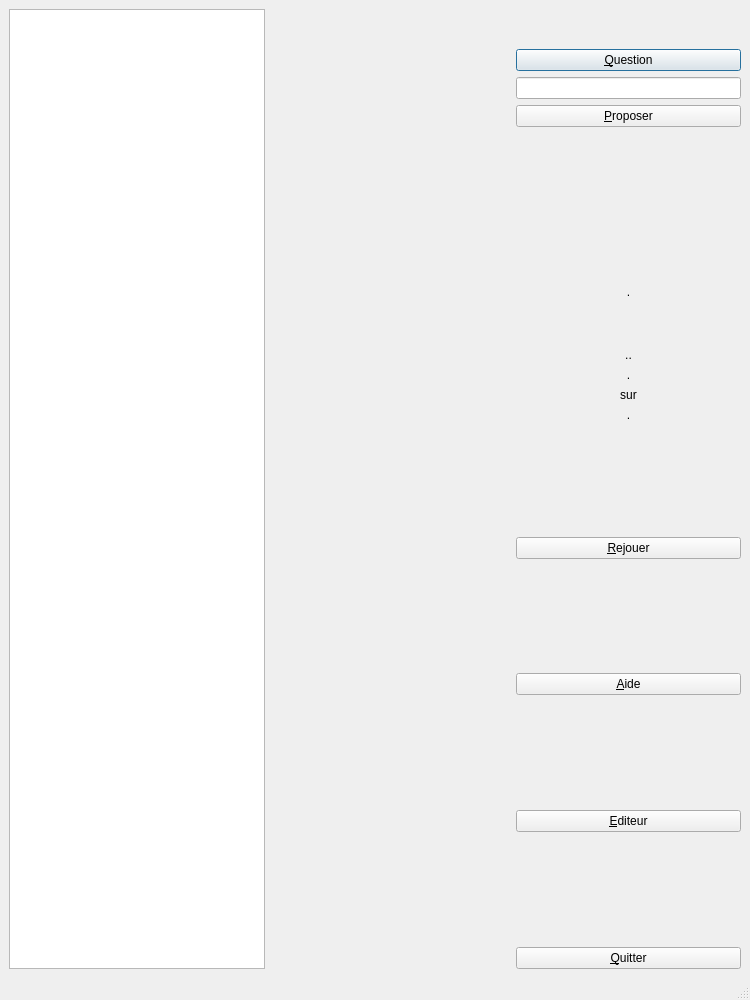
The window that exercice.ui (Txikilinux/leterrier-calculment) describes before a commit, drawn with Qt 5.
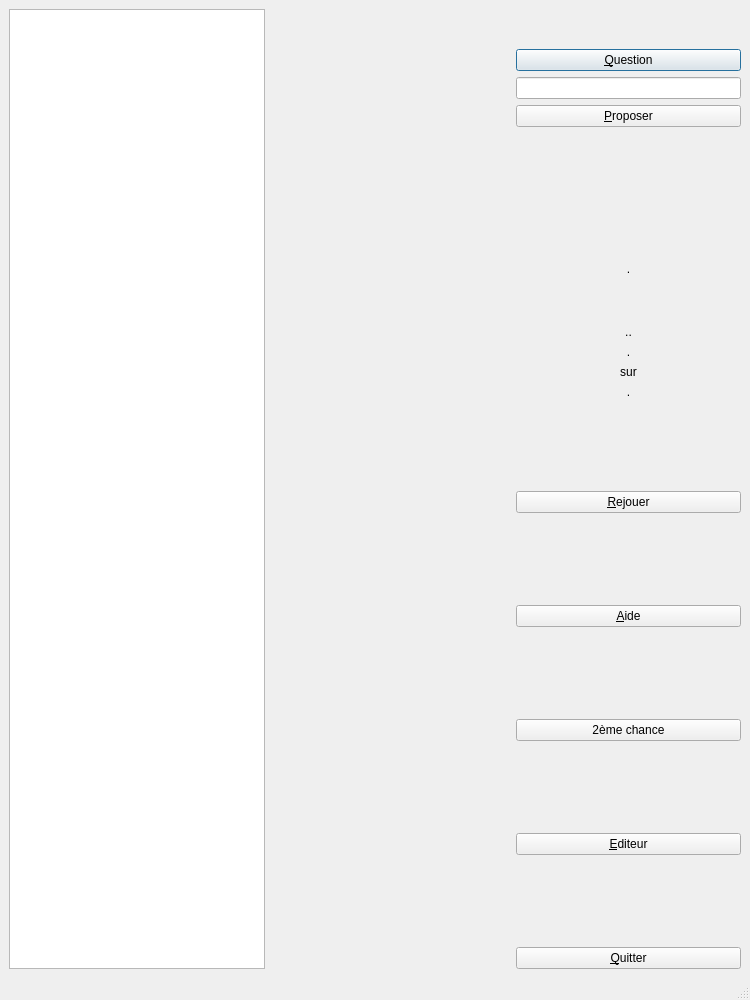
The same window after the commit.

The edit to the form file:
```diff
--- a/exercice.ui
+++ b/exercice.ui
@@ -217,6 +217,26 @@
         </property>
        </widget>
       </item>
+      <item>
+       <spacer name="verticalSpacer_7">
+        <property name="orientation">
+         <enum>Qt::Vertical</enum>
+        </property>
+        <property name="sizeHint" stdset="0">
+         <size>
+          <width>20</width>
+          <height>40</height>
+         </size>
+        </property>
+       </spacer>
+      </item>
+      <item>
+       <widget class="QPushButton" name="btn2chance">
+        <property name="text">
+         <string>2ème chance</string>
+        </property>
+       </widget>
+      </item>
       <item>
        <spacer name="verticalSpacer_6">
         <property name="orientation">
```
